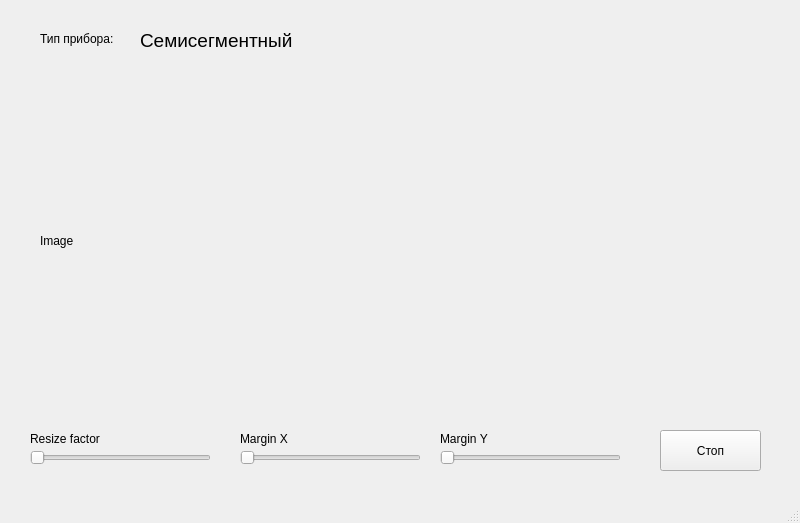
This is interface/camera_window_7seg.ui in KorshunovElisey/Individual_project as Qt 5 draws it before an edit. The edited form follows.
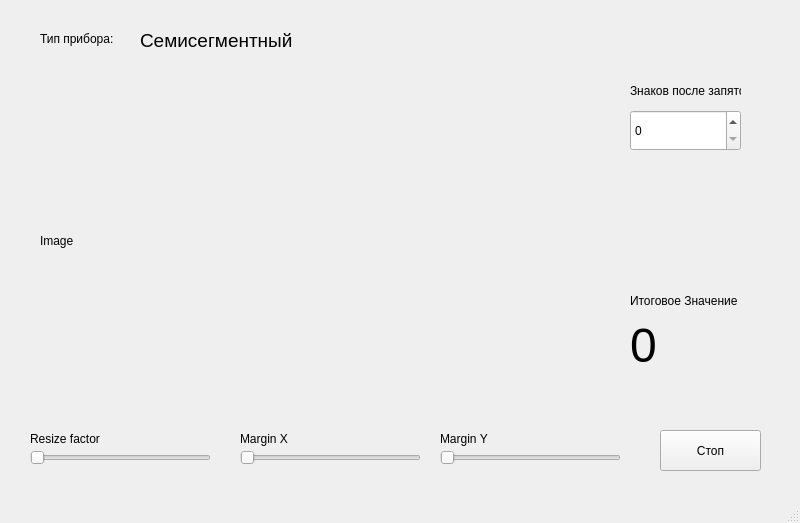
This is the edited form.

The edit to the form file:
```diff
--- a/interface/camera_window_7seg.ui
+++ b/interface/camera_window_7seg.ui
@@ -152,6 +152,60 @@
      <string>Стоп</string>
     </property>
    </widget>
+   <widget class="QLabel" name="label_2">
+    <property name="geometry">
+     <rect>
+      <x>630</x>
+      <y>280</y>
+      <width>111</width>
+      <height>41</height>
+     </rect>
+    </property>
+    <property name="text">
+     <string>Итоговое Значение</string>
+    </property>
+   </widget>
+   <widget class="QSpinBox" name="spinBox_digitsforres">
+    <property name="geometry">
+     <rect>
+      <x>630</x>
+      <y>110</y>
+      <width>111</width>
+      <height>41</height>
+     </rect>
+    </property>
+   </widget>
+   <widget class="QLabel" name="label_6">
+    <property name="geometry">
+     <rect>
+      <x>630</x>
+      <y>80</y>
+      <width>111</width>
+      <height>21</height>
+     </rect>
+    </property>
+    <property name="text">
+     <string>Знаков после запятой</string>
+    </property>
+   </widget>
+   <widget class="QLabel" name="label_res">
+    <property name="geometry">
+     <rect>
+      <x>630</x>
+      <y>320</y>
+      <width>131</width>
+      <height>51</height>
+     </rect>
+    </property>
+    <property name="font">
+     <font>
+      <pointsize>36</pointsize>
+     </font>
+    </property>
+    <property name="text">
+     <string>0</string>
+    </property>
+   </widget>
   </widget>
   <widget class="QMenuBar" name="menubar">
    <property name="geometry">
```
Left out of the diff: 9 changed lines with no effect on the pictures.
